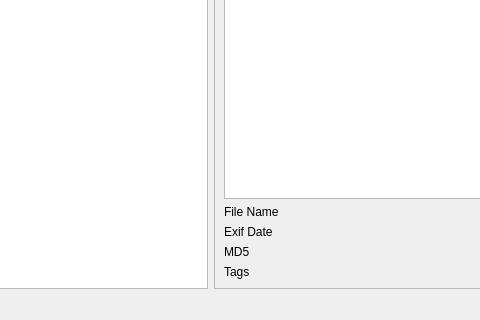
First picture: the form in src/mainwindow.ui, repository ernscht99/picture-possum, before the edit; both pictures show x 279 to 759 and y 188 to 508 of the 980 by 508 pixel window.
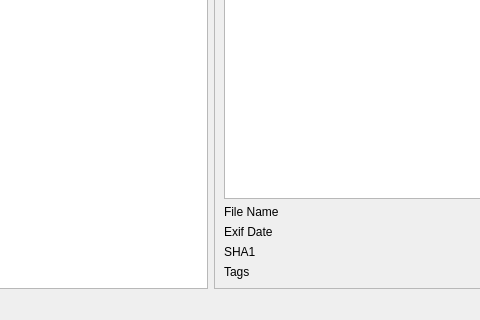
Second picture: the form after the edit.

```diff
--- a/src/mainwindow.ui
+++ b/src/mainwindow.ui
@@ -65,7 +65,7 @@
          <item row="2" column="0">
           <widget class="QLabel" name="label_3">
            <property name="text">
-            <string>MD5</string>
+            <string>SHA1</string>
            </property>
           </widget>
          </item>
```
Left out of the diff: 28 changed lines with no effect on the pictures.
